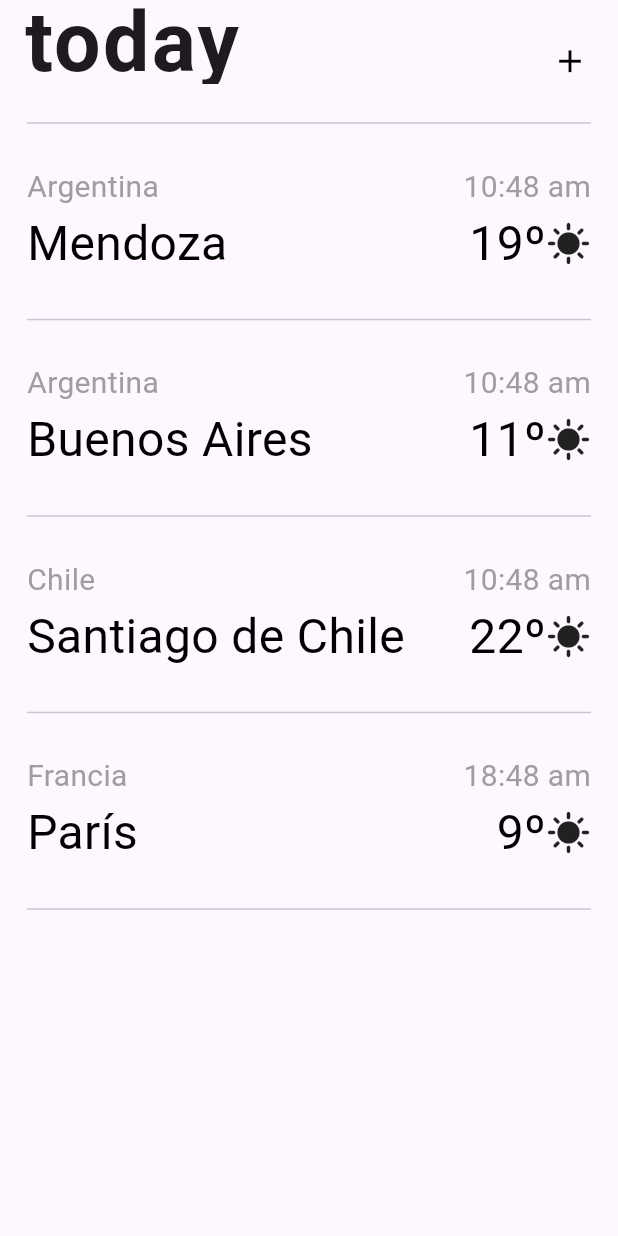
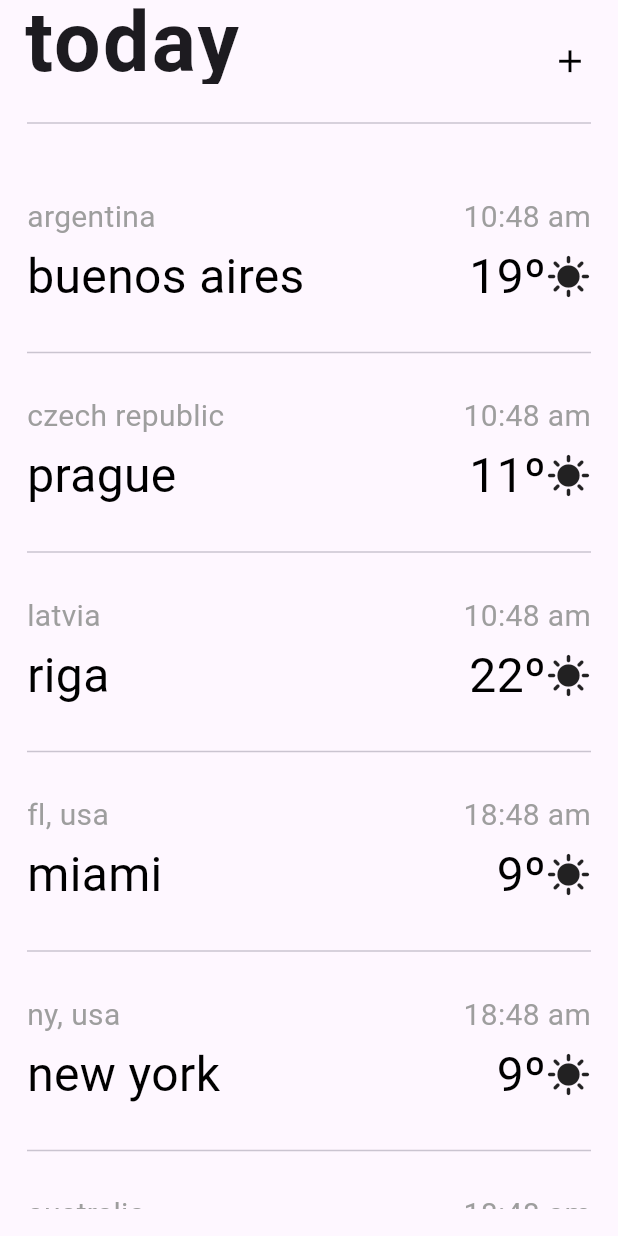
Before and after one commit to ju-lienz/weather-app, a Flutter app: the screen it shows after launch, on a phone screen of 412 x 824 dp. Run offline on Flutter 3.47's test engine with Material 3 defaults, Android fonts, the phone set to English and light mode, and no system bars.

Commit message:
improve ui and add api files

```diff
--- /dev/null
+++ b/lib/config/api/api.dart
@@ -0,0 +1 @@
+String apiKey = '270033c7f91741ae8bb145007242405';
--- a/lib/presentation/home/screens/home_screen.dart
+++ b/lib/presentation/home/screens/home_screen.dart
@@ -34,38 +34,56 @@ class HomeScreen extends StatelessWidget {
       ),
       body: const Padding(
         padding: EdgeInsets.all(18.0),
+        child: SingleChildScrollView(
           child: Column(
             children: [
               Divider(),
+              SizedBox(
+                height: 20,
+              ),
               WeatherCard(
-              country: 'Argentina',
+                country: 'argentina',
                 time: '10:48 am',
-              location: 'Mendoza',
+                location: 'buenos aires',
                 forecast: '19º',
               ),
               Divider(),
               WeatherCard(
-              country: 'Argentina',
+                country: 'czech republic',
                 time: '10:48 am',
-              location: 'Buenos Aires',
+                location: 'prague',
                 forecast: '11º',
               ),
               Divider(),
               WeatherCard(
-              country: 'Chile',
+                country: 'latvia',
                 time: '10:48 am',
-              location: 'Santiago de Chile',
+                location: 'riga',
                 forecast: '22º',
               ),
               Divider(),
               WeatherCard(
-              country: 'Francia',
+                country: 'fl, usa',
                 time: '18:48 am',
-              location: 'París',
+                location: 'miami',
                 forecast: '9º',
               ),
               Divider(),
+              WeatherCard(
+                country: 'ny, usa',
+                time: '18:48 am',
+                location: 'new york',
+                forecast: '9º',
+              ),
+              Divider(),
+              WeatherCard(
+                country: 'australia',
+                time: '18:48 am',
+                location: 'sydney',
+                forecast: '9º',
+              ),
             ],
+          ),
         ),
       ),
     );
--- a/lib/presentation/home/widgets/weather_card_widget.dart
+++ b/lib/presentation/home/widgets/weather_card_widget.dart
@@ -36,6 +36,9 @@ class WeatherCard extends StatelessWidget {
               ),
             ],
           ),
+          const SizedBox(
+            height: 2,
+          ),
           Row(
             crossAxisAlignment: CrossAxisAlignment.center,
             children: [
```
Lines whose indentation alone changed are shown as unchanged.
